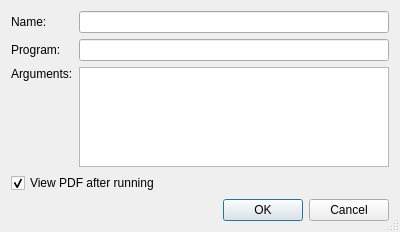
This is ToolConfig.ui in Sharpie/TeXworks as Qt 5 draws it before an edit. The edited form follows.
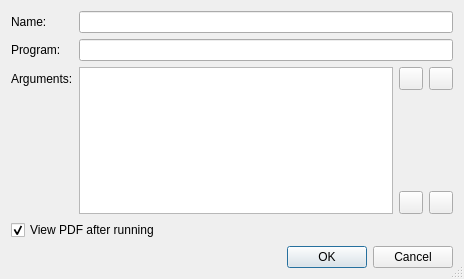
This is the edited form. Icons and pictures are not drawn.

```diff
--- a/ToolConfig.ui
+++ b/ToolConfig.ui
@@ -5,8 +5,8 @@
    <rect>
     <x>0</x>
     <y>0</y>
-    <width>400</width>
-    <height>232</height>
+    <width>464</width>
+    <height>279</height>
    </rect>
   </property>
   <property name="windowTitle" >
@@ -26,7 +26,7 @@
      </property>
     </widget>
    </item>
-   <item row="0" column="1" >
+   <item row="0" column="1" colspan="3" >
     <widget class="QLineEdit" name="toolName" >
      <property name="text" >
       <string/>
@@ -40,7 +40,7 @@
      </property>
     </widget>
    </item>
-   <item row="1" column="1" >
+   <item row="1" column="1" colspan="3" >
     <widget class="QLineEdit" name="program" >
      <property name="text" >
       <string/>
@@ -48,15 +48,37 @@
     </widget>
    </item>
    <item row="2" column="0" >
-    <layout class="QVBoxLayout" >
-     <item>
       <widget class="QLabel" name="label_3" >
        <property name="text" >
         <string>Arguments:</string>
        </property>
       </widget>
      </item>
-     <item>
+   <item rowspan="3" row="2" column="1" >
+    <widget class="QListWidget" name="arguments" >
+     <property name="alternatingRowColors" >
+      <bool>true</bool>
+     </property>
+     <property name="uniformItemSizes" >
+      <bool>true</bool>
+     </property>
+    </widget>
+   </item>
+   <item row="2" column="2" >
+    <widget class="QToolButton" name="argUp" >
+     <property name="icon" >
+      <iconset resource="resources.qrc" >:/images/images/up.png</iconset>
+     </property>
+    </widget>
+   </item>
+   <item row="2" column="3" >
+    <widget class="QToolButton" name="argDown" >
+     <property name="icon" >
+      <iconset resource="resources.qrc" >:/images/images/down.png</iconset>
+     </property>
+    </widget>
+   </item>
+   <item rowspan="2" row="3" column="0" >
       <spacer>
        <property name="orientation" >
         <enum>Qt::Vertical</enum>
@@ -69,12 +91,34 @@
        </property>
       </spacer>
      </item>
-    </layout>
+   <item row="3" column="2" colspan="2" >
+    <spacer>
+     <property name="orientation" >
+      <enum>Qt::Vertical</enum>
+     </property>
+     <property name="sizeHint" >
+      <size>
+       <width>20</width>
+       <height>20</height>
+      </size>
+     </property>
+    </spacer>
    </item>
-   <item row="2" column="1" >
-    <widget class="QListWidget" name="arguments" />
+   <item row="4" column="2" >
+    <widget class="QToolButton" name="argAdd" >
+     <property name="icon" >
+      <iconset resource="resources.qrc" >:/images/images/plus.png</iconset>
+     </property>
+    </widget>
    </item>
-   <item row="3" column="0" colspan="2" >
+   <item row="4" column="3" >
+    <widget class="QToolButton" name="argRemove" >
+     <property name="icon" >
+      <iconset resource="resources.qrc" >:/images/images/minus.png</iconset>
+     </property>
+    </widget>
+   </item>
+   <item row="5" column="0" colspan="4" >
     <widget class="QCheckBox" name="viewPdf" >
      <property name="text" >
       <string>View PDF after running</string>
@@ -84,7 +128,7 @@
      </property>
     </widget>
    </item>
-   <item row="4" column="0" colspan="2" >
+   <item row="6" column="0" colspan="4" >
     <widget class="QDialogButtonBox" name="dialogButtonBox" >
      <property name="orientation" >
       <enum>Qt::Horizontal</enum>
```
Left out of the diff: 4 changed lines with no effect on the pictures. Lines whose indentation alone changed are shown as unchanged.
